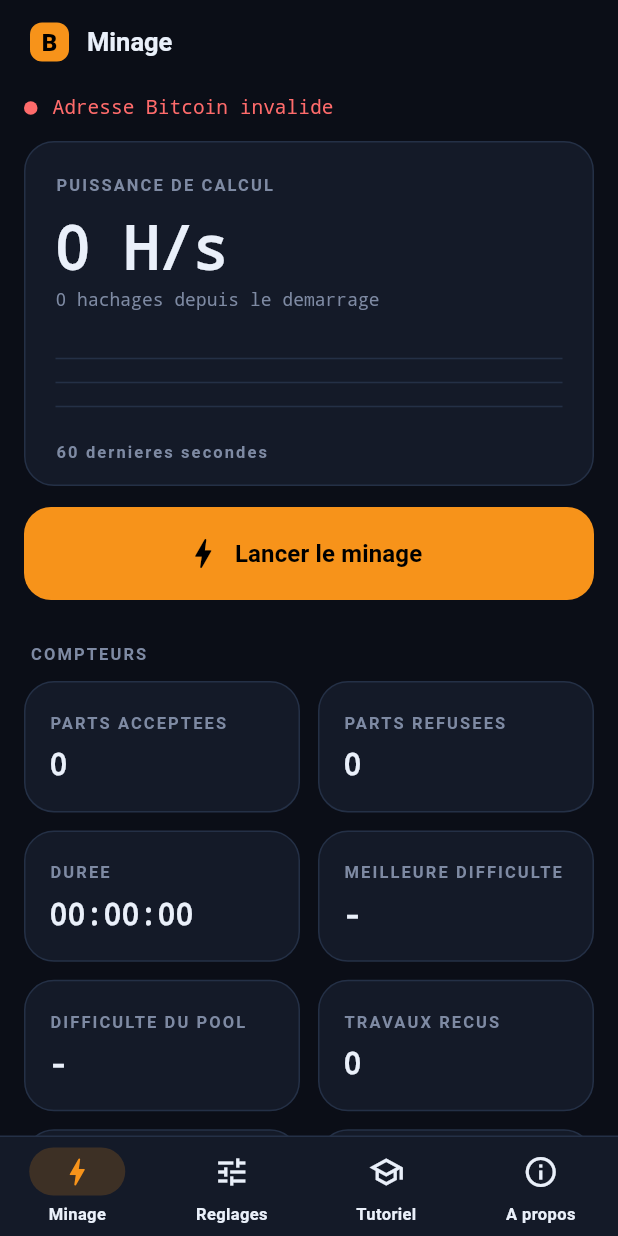
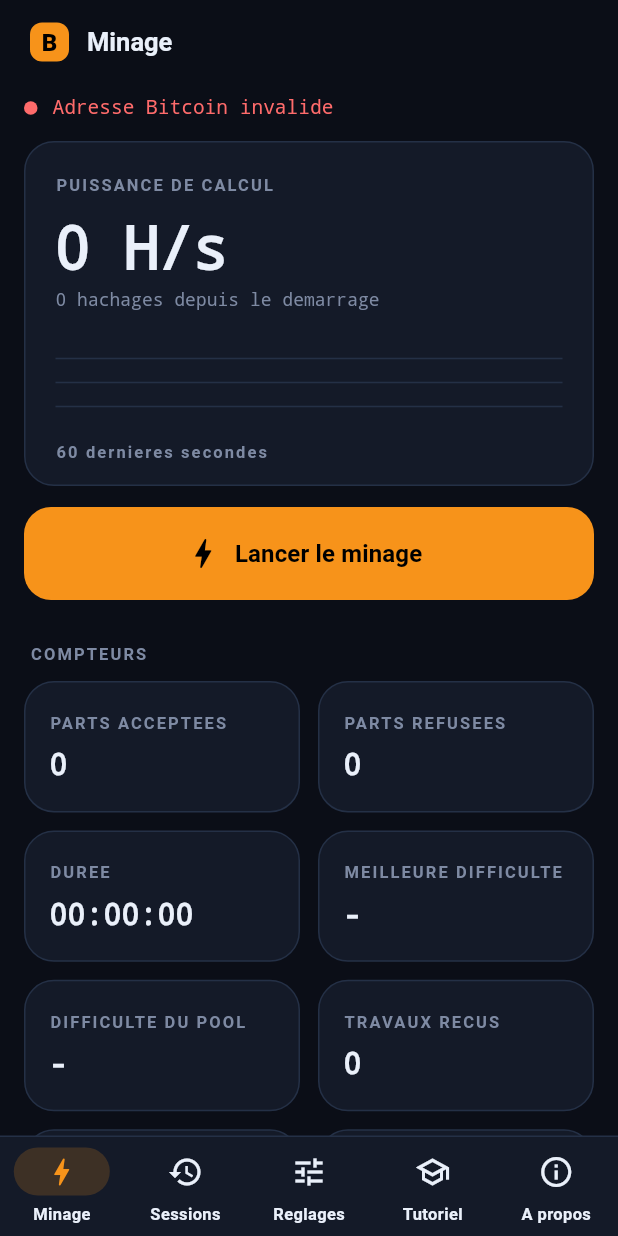
Before and after one commit to janintibo-art/btc-miner-fun, a Flutter app: the screen it shows after launch, after a tap on "Lancer le minage", on a phone screen of 412 x 824 dp. Run offline on Flutter 3.47's test engine with Material 3 defaults, Android fonts, the phone set to English and light mode, and no system bars; our stand-ins replace shared_preferences, wakelock_plus.

Commit message:
Etape 4 : file d attente, intensite, arret auto, historique

```diff
--- /dev/null
+++ b/lib/core/session.dart
@@ -0,0 +1,64 @@
+import 'dart:convert';
+
+/// Le bilan d'une session de minage, conserve sur l'appareil.
+class MiningSession {
+  MiningSession({
+    required this.startedAt,
+    required this.seconds,
+    required this.hashes,
+    required this.averageHashrate,
+    required this.bestDifficulty,
+    required this.accepted,
+    required this.rejected,
+    required this.pool,
+    required this.threads,
+  });
+
+  final DateTime startedAt;
+  final int seconds;
+  final int hashes;
+  final double averageHashrate;
+  final double bestDifficulty;
+  final int accepted;
+  final int rejected;
+  final String pool;
+  final int threads;
+
+  Map<String, dynamic> toJson() => {
+        's': startedAt.millisecondsSinceEpoch,
+        'd': seconds,
+        'h': hashes,
+        'r': averageHashrate,
+        'b': bestDifficulty,
+        'a': accepted,
+        'x': rejected,
+        'p': pool,
+        't': threads,
+      };
+
+  factory MiningSession.fromJson(Map<String, dynamic> j) => MiningSession(
+        startedAt: DateTime.fromMillisecondsSinceEpoch(j['s'] as int),
+        seconds: j['d'] as int,
+        hashes: j['h'] as int,
+        averageHashrate: (j['r'] as num).toDouble(),
+        bestDifficulty: (j['b'] as num).toDouble(),
+        accepted: j['a'] as int,
+        rejected: j['x'] as int,
+        pool: j['p'] as String? ?? '',
+        threads: j['t'] as int? ?? 1,
+      );
+
+  static String encodeList(List<MiningSession> list) =>
+      jsonEncode(list.map((e) => e.toJson()).toList());
+
+  static List<MiningSession> decodeList(String raw) {
+    try {
+      final data = jsonDecode(raw) as List;
+      return data
+          .map((e) => MiningSession.fromJson(e as Map<String, dynamic>))
+          .toList();
+    } catch (_) {
+      return <MiningSession>[];
+    }
+  }
+}
--- a/lib/main.dart
+++ b/lib/main.dart
@@ -5,6 +5,7 @@ import 'app_theme.dart';
 import 'screens/about_screen.dart';
 import 'screens/config_screen.dart';
 import 'screens/dashboard_screen.dart';
+import 'screens/history_screen.dart';
 import 'screens/tutorial_screen.dart';
 import 'state/miner_controller.dart';
 
@@ -40,7 +41,13 @@ class RootShell extends StatefulWidget {
 class _RootShellState extends State<RootShell> {
   int _index = 0;
 
-  static const _titles = ['Minage', 'Reglages', 'Tutoriel', 'A propos'];
+  static const _titles = [
+    'Minage',
+    'Sessions',
+    'Reglages',
+    'Tutoriel',
+    'A propos'
+  ];
 
   @override
   Widget build(BuildContext context) {
@@ -76,6 +83,7 @@ class _RootShellState extends State<RootShell> {
           index: _index,
           children: const [
             DashboardScreen(),
+            HistoryScreen(),
             ConfigScreen(),
             TutorialScreen(),
             AboutScreen(),
@@ -105,6 +113,11 @@ class _RootShellState extends State<RootShell> {
                   selectedIcon: Icon(Icons.bolt_rounded, color: AppColors.amber),
                   label: 'Minage'),
               NavigationDestination(
+                  icon: Icon(Icons.history_outlined),
+                  selectedIcon:
+                      Icon(Icons.history_rounded, color: AppColors.amber),
+                  label: 'Sessions'),
+              NavigationDestination(
                   icon: Icon(Icons.tune_outlined),
                   selectedIcon: Icon(Icons.tune_rounded, color: AppColors.amber),
                   label: 'Reglages'),
--- a/lib/screens/about_screen.dart
+++ b/lib/screens/about_screen.dart
@@ -18,7 +18,7 @@ class AboutScreen extends StatelessWidget {
               Text('BTC Miner Fun',
                   style: mono(size: 24, weight: FontWeight.w700)),
               const SizedBox(height: 6),
-              Text('Version 0.3.1 - licence MIT',
+              Text('Version 0.4.0 - licence MIT',
                   style: mono(size: 12, color: AppColors.muted)),
               const SizedBox(height: 16),
               const Text(
@@ -38,6 +38,7 @@ class AboutScreen extends StatelessWidget {
         const _Fact('Interface', 'Flutter, Material 3, theme sur mesure'),
         const _Fact('Compilation', 'GitHub Actions : tests, APK Android, .exe Windows'),
         const _Fact('Verification', 'Calculs testes contre le vrai bloc 125552'),
+        const _Fact('Historique', 'Sessions conservees sur l\'appareil, rien n\'est envoye'),
         const SizedBox(height: 16),
         AppCard(
           accent: AppColors.coral.withOpacity(0.4),
--- a/lib/screens/config_screen.dart
+++ b/lib/screens/config_screen.dart
@@ -236,6 +236,72 @@ class _ConfigScreenState extends State<ConfigScreen> {
                 'coeurs. Si le telephone chauffe, redescends.',
                 style: TextStyle(fontSize: 12, height: 1.5, color: AppColors.muted),
               ),
+              const Divider(height: 30),
+              Row(
+                crossAxisAlignment: CrossAxisAlignment.end,
+                children: [
+                  Text('${m.intensity} %',
+                      style: mono(size: 26, weight: FontWeight.w700)),
+                  const SizedBox(width: 8),
+                  const Padding(
+                    padding: EdgeInsets.only(bottom: 4),
+                    child: Text('d\'intensite',
+                        style: TextStyle(
+                            fontSize: 13, fontWeight: FontWeight.w600)),
+                  ),
+                ],
+              ),
+              Slider(
+                value: m.intensity.toDouble(),
+                min: 10,
+                max: 100,
+                divisions: 9,
+                activeColor: AppColors.amber,
+                label: '${m.intensity} %',
+                onChanged: (v) => m.setIntensity(v.round()),
+              ),
+              const Text(
+                'A 100 %, les coeurs tournent en continu. En dessous, le moteur '
+                'marque une pause apres chaque lot de calculs : la puissance '
+                'baisse d\'autant, la temperature aussi. Ce reglage s\'applique '
+                'immediatement, meme pendant le minage.',
+                style: TextStyle(fontSize: 12, height: 1.5, color: AppColors.muted),
+              ),
+            ],
+          ),
+        ),
+        const SizedBox(height: 18),
+        const SectionLabel('Arret automatique'),
+        AppCard(
+          child: Column(
+            crossAxisAlignment: CrossAxisAlignment.start,
+            children: [
+              Wrap(
+                spacing: 8,
+                runSpacing: 8,
+                children: const [0, 15, 30, 60, 120].map((minutes) {
+                  final selected = m.autoStopMinutes == minutes;
+                  return ChoiceChip(
+                    selected: selected,
+                    onSelected: locked ? null : (_) => m.setAutoStopMinutes(minutes),
+                    backgroundColor: AppColors.panelHigh,
+                    selectedColor: AppColors.amber,
+                    side: const BorderSide(color: AppColors.line),
+                    labelStyle: TextStyle(
+                      fontSize: 12.5,
+                      fontWeight: FontWeight.w700,
+                      color: selected ? Colors.black : AppColors.muted,
+                    ),
+                    label: Text(minutes == 0 ? 'Jamais' : '$minutes min'),
+                  );
+                }).toList(),
+              ),
+              const SizedBox(height: 12),
+              const Text(
+                'Le minage s\'arrete tout seul apres ce delai. Pratique pour '
+                'laisser tourner sans vider la batterie ni chauffer la nuit.',
+                style: TextStyle(fontSize: 12, height: 1.5, color: AppColors.muted),
+              ),
             ],
           ),
         ),
--- a/lib/screens/dashboard_screen.dart
+++ b/lib/screens/dashboard_screen.dart
@@ -145,7 +145,8 @@ class _StatsGrid extends StatelessWidget {
       ['Difficulte du pool', m.poolDifficulty == 0 ? '-' : m.poolDifficulty.toStringAsFixed(3)],
       ['Travaux recus', m.jobsReceived.toString()],
       ['Coeurs actifs', '${m.effectiveThreads} / ${m.availableCores}'],
-      ['Ecran maintenu', m.isActive ? 'oui' : 'non'],
+      ['Parts en attente', m.pendingShares.toString()],
+      ['Intensite', '${m.intensity} %'],
     ];
 
     return GridView.builder(
--- /dev/null
+++ b/lib/screens/history_screen.dart
@@ -0,0 +1,178 @@
+import 'package:flutter/material.dart';
+import 'package:provider/provider.dart';
+
+import '../app_theme.dart';
+import '../core/bitcoin_utils.dart';
+import '../core/session.dart';
+import '../state/miner_controller.dart';
+import '../widgets/app_card.dart';
+
+class HistoryScreen extends StatelessWidget {
+  const HistoryScreen({super.key});
+
+  @override
+  Widget build(BuildContext context) {
+    final m = context.watch<MinerController>();
+    final total = m.lifetime;
+
+    return ListView(
+      padding: const EdgeInsets.fromLTRB(16, 8, 16, 32),
+      children: [
+        const SectionLabel('Depuis le debut'),
+        AppCard(
+          child: Column(
+            crossAxisAlignment: CrossAxisAlignment.start,
+            children: [
+              Text(formatCount(total.hashes),
+                  style: mono(size: 30, weight: FontWeight.w700, spacing: -1)),
+              Text('hachages calcules au total',
+                  style: mono(size: 12, color: AppColors.muted)),
+              const SizedBox(height: 18),
+              Row(
+                children: [
+                  _Mini(
+                      title: 'Temps de minage',
+                      value: formatDuration(Duration(seconds: total.seconds))),
+                  _Mini(
+                      title: 'Parts acceptees',
+                      value: total.accepted.toString()),
+                  _Mini(
+                    title: 'Record',
+                    value: total.best == 0
+                        ? '-'
+                        : total.best.toStringAsFixed(1),
+                  ),
+                ],
+              ),
+            ],
+          ),
+        ),
+        const SizedBox(height: 20),
+        Row(
+          children: [
+            Expanded(
+                child: SectionLabel('Sessions (${m.sessions.length})')),
+            if (m.sessions.isNotEmpty)
+              TextButton(
+                onPressed: () => _confirmClear(context, m),
+                child: const Text('Effacer',
+                    style: TextStyle(color: AppColors.muted, fontSize: 12)),
+              ),
+          ],
+        ),
+        if (m.sessions.isEmpty)
+          AppCard(
+            child: Text(
+              'Aucune session enregistree. Toute session de plus de dix '
+              'secondes est ajoutee ici a l\'arret du minage.',
+              style: mono(size: 12, color: AppColors.muted),
+            ),
+          )
+        else
+          ...m.sessions.map((s) => _SessionTile(session: s)),
+      ],
+    );
+  }
+
+  void _confirmClear(BuildContext context, MinerController m) {
+    showDialog<void>(
+      context: context,
+      builder: (ctx) => AlertDialog(
+        backgroundColor: AppColors.panel,
+        title: const Text('Effacer l\'historique ?'),
+        content: const Text(
+            'Les sessions enregistrees sur cet appareil seront supprimees. '
+            'Cette action est definitive.'),
+        actions: [
+          TextButton(
+            onPressed: () => Navigator.pop(ctx),
+            child: const Text('Annuler'),
+          ),
+          TextButton(
+            onPressed: () {
+              m.clearSessions();
+              Navigator.pop(ctx);
+            },
+            child: const Text('Effacer',
+                style: TextStyle(color: AppColors.coral)),
+          ),
+        ],
+      ),
+    );
+  }
+}
+
+class _Mini extends StatelessWidget {
+  const _Mini({required this.title, required this.value});
+  final String title;
+  final String value;
+
+  @override
+  Widget build(BuildContext context) {
+    return Expanded(
+      child: Column(
+        crossAxisAlignment: CrossAxisAlignment.start,
+        children: [
+          Text(title.toUpperCase(), style: label()),
+          const SizedBox(height: 6),
+          FittedBox(
+            fit: BoxFit.scaleDown,
+            alignment: Alignment.centerLeft,
+            child: Text(value, style: mono(size: 15, weight: FontWeight.w700)),
+          ),
+        ],
+      ),
+    );
+  }
+}
+
+class _SessionTile extends StatelessWidget {
+  const _SessionTile({required this.session});
+  final MiningSession session;
+
+  @override
+  Widget build(BuildContext context) {
+    final d = session.startedAt;
+    final date = '${d.day.toString().padLeft(2, '0')}/'
+        '${d.month.toString().padLeft(2, '0')} a '
+        '${d.hour.toString().padLeft(2, '0')}h${d.minute.toString().padLeft(2, '0')}';
+
+    return Padding(
+      padding: const EdgeInsets.only(bottom: 10),
+      child: AppCard(
+        padding: const EdgeInsets.symmetric(horizontal: 16, vertical: 14),
+        child: Column(
+          crossAxisAlignment: CrossAxisAlignment.start,
+          children: [
+            Row(
+              children: [
+                Expanded(
+                  child: Text(date,
+                      style: const TextStyle(
+                          fontSize: 13.5, fontWeight: FontWeight.w700)),
+                ),
+                Text(formatDuration(Duration(seconds: session.seconds)),
+                    style: mono(size: 12.5, color: AppColors.amber)),
+              ],
+            ),
+            const SizedBox(height: 10),
+            Text(
+              '${formatHashrate(session.averageHashrate)} en moyenne sur '
+              '${session.threads} coeur(s)',
+              style: mono(size: 11.5, color: AppColors.muted),
+            ),
+            const SizedBox(height: 4),
+            Text(
+              '${formatCount(session.hashes)} hachages - '
+              '${session.accepted} accepte(s), ${session.rejected} refusee(s)'
+              '${session.bestDifficulty == 0 ? '' : ' - record ${session.bestDifficulty.toStringAsFixed(2)}'}',
+              style: mono(size: 11.5, color: AppColors.muted),
+            ),
+            const SizedBox(height: 4),
+            Text(session.pool, style: mono(size: 11, color: AppColors.line)),
+          ],
+        ),
+      ),
+    );
+  }
+}
--- a/lib/state/miner_controller.dart
+++ b/lib/state/miner_controller.dart
@@ -8,6 +8,7 @@ import 'package:shared_preferences/shared_preferences.dart';
 
 import '../core/bitcoin_utils.dart';
 import '../core/miner_engine.dart';
+import '../core/session.dart';
 import '../core/stratum_client.dart';
 import '../core/stratum_job.dart';
 
@@ -51,6 +52,8 @@ class MinerController extends ChangeNotifier {
   String workerName = 'telephone';
   String poolPassword = 'x';
   int threads = 0; // 0 = valeur conseillee, calculee au premier lancement
+  int intensity = 100; // 10 a 100 %
+  int autoStopMinutes = 0; // 0 = pas d'arret automatique
 
   // ---- Etat ----
   MinerStatus status = MinerStatus.stopped;
@@ -66,6 +69,12 @@ class MinerController extends ChangeNotifier {
   JobSnapshot? job;
   final List<double> history = <double>[];
   final List<String> logs = <String>[];
+  final List<MiningSession> sessions = <MiningSession>[];
+  final List<FoundShare> _pendingShares = <FoundShare>[];
+  bool _authorized = false;
+  Timer? _autoStopTimer;
+
+  int get pendingShares => _pendingShares.length;
 
   bool get isBusy => status != MinerStatus.stopped && status != MinerStatus.error;
 
@@ -98,6 +107,9 @@ class MinerController extends ChangeNotifier {
     workerName = p.getString('workerName') ?? workerName;
     poolPassword = p.getString('poolPassword') ?? poolPassword;
     threads = p.getInt('threads') ?? 0;
+    intensity = p.getInt('intensity') ?? 100;
+    autoStopMinutes = p.getInt('autoStopMinutes') ?? 0;
+    sessions.addAll(MiningSession.decodeList(p.getString('sessions') ?? '[]'));
 
     _engine.onStats = (hps, total) {
       hashrate = hps;
@@ -124,6 +136,8 @@ class MinerController extends ChangeNotifier {
     await p.setString('workerName', workerName);
     await p.setString('poolPassword', poolPassword);
     await p.setInt('threads', threads);
+    await p.setInt('intensity', intensity);
+    await p.setInt('autoStopMinutes', autoStopMinutes);
     log('Reglages enregistres.');
     notifyListeners();
   }
@@ -162,7 +176,10 @@ class MinerController extends ChangeNotifier {
     history.clear();
     startedAt = DateTime.now();
 
+    _pendingShares.clear();
+    _authorized = false;
     await _engine.start(effectiveThreads);
+    _engine.setIntensity(intensity);
     _setWakelock(true);
     log('Moteur lance sur $effectiveThreads coeur(s) '
         '(sur $availableCores disponibles).');
@@ -172,6 +189,15 @@ class MinerController extends ChangeNotifier {
       if (history.length > 60) history.removeAt(0);
       notifyListeners();
     });
+
+    if (autoStopMinutes > 0) {
+      _autoStopTimer?.cancel();
+      _autoStopTimer = Timer(Duration(minutes: autoStopMinutes), () {
+        log('Arret automatique apres $autoStopMinutes minutes.');
+        stop();
+      });
+      log('Arret automatique programme dans $autoStopMinutes minutes.');
+    }
 
     await _connect();
   }
@@ -190,6 +216,7 @@ class MinerController extends ChangeNotifier {
       _reconnectAttempts = 0;
     };
     client.onAuthorized = (ok) {
+      _authorized = ok;
       if (ok) {
         status = MinerStatus.waitingJob;
         statusMessage = 'En attente d\'un travail du pool';
@@ -208,6 +235,7 @@ class MinerController extends ChangeNotifier {
       _job = j;
       jobsReceived++;
       _pushWork();
+      _flushPendingShares();
     };
     client.onSubmitResult = (ok, reason) {
       if (ok) {
@@ -220,6 +248,7 @@ class MinerController extends ChangeNotifier {
       notifyListeners();
     };
     client.onDisconnected = (msg) {
+      _authorized = false;
       log(msg);
       _scheduleReconnect();
     };
@@ -262,7 +291,10 @@ class MinerController extends ChangeNotifier {
   }
 
   Future<void> stop() async {
+    _recordSession();
     _wantsMining = false;
+    _autoStopTimer?.cancel();
+    _autoStopTimer = null;
     _reconnectTimer?.cancel();
     _reconnectTimer = null;
     _ticker?.cancel();
@@ -331,17 +363,112 @@ class MinerController extends ChangeNotifier {
     if (share.difficulty > bestDifficulty) {
       bestDifficulty = share.difficulty;
     }
+    final client = _client;
+    if (client == null || !client.isConnected || !_authorized) {
+      _pendingShares.add(share);
+      log('Solution trouvee hors connexion : mise de cote '
+          '(${_pendingShares.length} en attente).');
+      notifyListeners();
+      return;
+    }
     log('Solution trouvee (difficulte ${share.difficulty.toStringAsFixed(3)}), '
         'envoi au pool.');
-    _client?.submit(
+    client.submit(
       worker: '${wallet.trim()}.${workerName.trim()}',
       share: share,
+    );
+  }
+
+  /// Une part ne vaut que pour le travail auquel elle repond : apres une
+  /// coupure, celles qui visaient un travail perime sont abandonnees.
+  void _flushPendingShares() {
+    if (_pendingShares.isEmpty) return;
+    final client = _client;
+    final currentJobId = _job?.jobId;
+    if (client == null || !client.isConnected || currentJobId == null) return;
+
+    var sent = 0, dropped = 0;
+    for (final share in List<FoundShare>.from(_pendingShares)) {
+      if (share.jobId == currentJobId) {
+        client.submit(
+          worker: '${wallet.trim()}.${workerName.trim()}',
+          share: share,
+        );
+        sent++;
+      } else {
+        dropped++;
+      }
+    }
+    _pendingShares.clear();
+    if (sent > 0) log('$sent part(s) en attente envoyee(s) au pool.');
+    if (dropped > 0) {
+      log('$dropped part(s) abandonnee(s) : le travail vise n\'est plus valide.');
+    }
+    notifyListeners();
+  }
+
+  void _recordSession() {
+    final started = startedAt;
+    if (started == null || totalHashes == 0) return;
+    final seconds = DateTime.now().difference(started).inSeconds;
+    if (seconds < 10) return;
+    sessions.insert(
+      0,
+      MiningSession(
+        startedAt: started,
+        seconds: seconds,
+        hashes: totalHashes,
+        averageHashrate: seconds == 0 ? 0 : totalHashes / seconds,
+        bestDifficulty: bestDifficulty,
+        accepted: accepted,
+        rejected: rejected,
+        pool: poolHost,
+        threads: effectiveThreads,
+      ),
+    );
+    while (sessions.length > 50) {
+      sessions.removeLast();
+    }
+    SharedPreferences.getInstance().then(
+      (p) => p.setString('sessions', MiningSession.encodeList(sessions)),
     );
   }
 
   void setThreads(int value) {
     threads = value;
     notifyListeners();
+  }
+
+  void setIntensity(int value) {
+    intensity = value.clamp(10, 100);
+    _engine.setIntensity(intensity);
+    notifyListeners();
+  }
+
+  void setAutoStopMinutes(int value) {
+    autoStopMinutes = value;
+    notifyListeners();
+  }
+
+  Future<void> clearSessions() async {
+    sessions.clear();
+    final p = await SharedPreferences.getInstance();
+    await p.remove('sessions');
+    log('Historique efface.');
+    notifyListeners();
+  }
+
+  /// Totaux cumules de toutes les sessions conservees.
+  ({int hashes, int seconds, int accepted, double best}) get lifetime {
+    var hashes = 0, seconds = 0, accepted = 0;
+    var best = 0.0;
+    for (final s in sessions) {
+      hashes += s.hashes;
+      seconds += s.seconds;
+      accepted += s.accepted;
+      if (s.bestDifficulty > best) best = s.bestDifficulty;
+    }
+    return (hashes: hashes, seconds: seconds, accepted: accepted, best: best);
   }
 
   /// Empeche l'ecran de s'eteindre pendant le minage. Sans effet sur les
@@ -358,6 +485,7 @@ class MinerController extends ChangeNotifier {
   void dispose() {
     _ticker?.cancel();
     _reconnectTimer?.cancel();
+    _autoStopTimer?.cancel();
     _client?.disconnect();
     _engine.stop();
     _setWakelock(false);
--- a/pubspec.yaml
+++ b/pubspec.yaml
@@ -1,7 +1,7 @@
 name: btc_miner_fun
 description: "Mineur Bitcoin reel et pedagogique - Android + Windows"
 publish_to: 'none'
-version: 0.3.1+4
+version: 0.4.0+5
 
 environment:
   sdk: '>=3.3.0 <4.0.0'
```
Also changed, not shown: lib/core/miner_engine.dart (+24 -0 lines), lib/screens/tutorial_screen.dart (+14 -0 lines), 3 other files.
